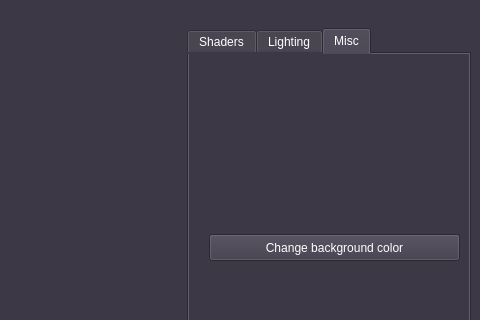
Before: the Qt Designer form qtproject/src/mainwindow.ui in solid-titans/3DOff-Visualizer, drawn with Qt 5; both pictures show x 428 to 908 and y 0 to 320 of the 908 by 600 pixel window.
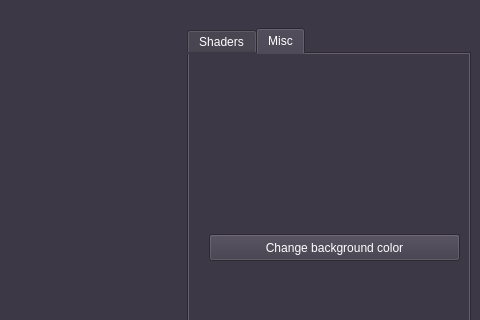
After: the same form once the commit is applied. Custom widgets are drawn as their Qt base class.

Commit message: feat: removido aba desnecessaria

```diff
--- a/qtproject/src/mainwindow.ui
+++ b/qtproject/src/mainwindow.ui
@@ -101,11 +101,6 @@
           </layout>
          </widget>
         </widget>
-        <widget class="QWidget" name="Lighting">
-         <attribute name="title">
-          <string>Lighting</string>
-         </attribute>
-        </widget>
         <widget class="QWidget" name="Misc">
          <attribute name="title">
           <string>Misc</string>
```
Left out of the diff: 2 changed lines with no effect on the pictures. The commit also changes 2 other files.
